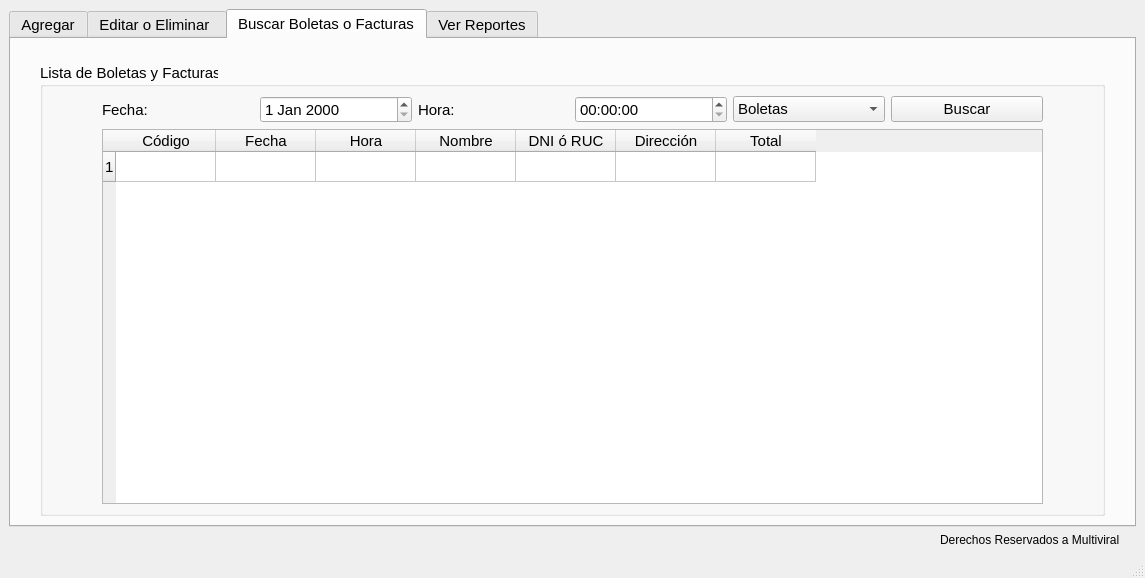
This is admin/admin.ui in nashvent/libreria as Qt 5 draws it before an edit. The edited form follows.
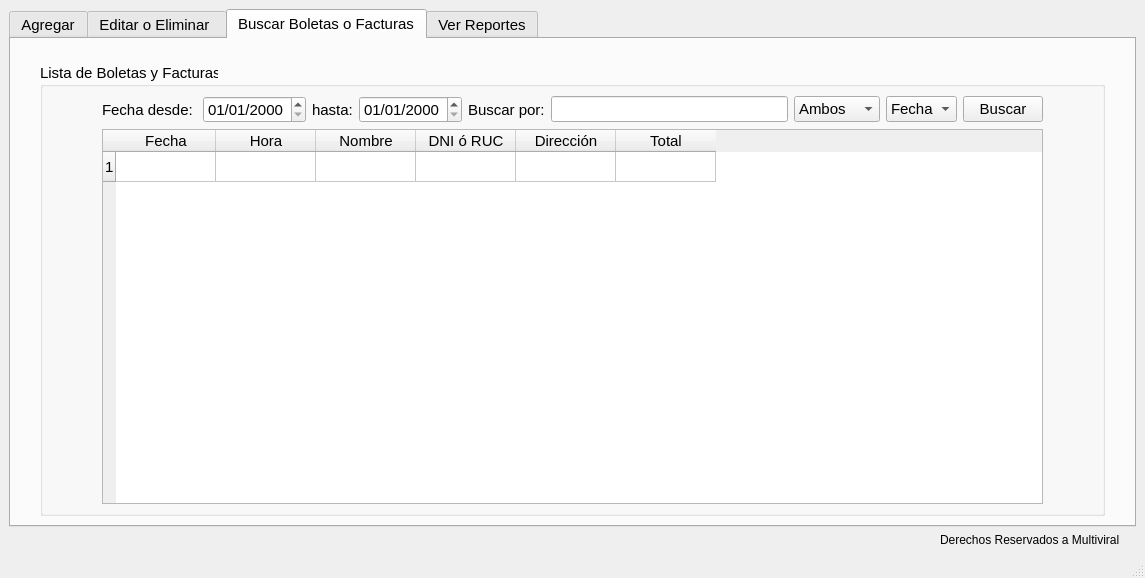
This is the edited form. Icons and pictures are not drawn.

Commit message: Busqueda por tipos boleta o factura

Patch:
```diff
--- a/admin/admin.ui
+++ b/admin/admin.ui
@@ -266,7 +266,7 @@
            <item>
             <widget class="QLabel" name="label_15">
              <property name="text">
-              <string>Seleccione el producto para eliminar o editar:</string>
+              <string>Doble click en el producto para eliminar o editar:</string>
              </property>
             </widget>
            </item>
@@ -480,25 +480,51 @@
              <item>
               <widget class="QLabel" name="label_16">
                <property name="text">
-                <string>Fecha: </string>
+                <string>Fecha desde: </string>
                </property>
               </widget>
              </item>
              <item>
-              <widget class="QDateEdit" name="dateEdit"/>
+              <widget class="QDateEdit" name="ini_fecha">
+               <property name="displayFormat">
+                <string>dd/MM/yyyy</string>
+               </property>
+               <property name="timeSpec">
+                <enum>Qt::LocalTime</enum>
+               </property>
+              </widget>
+             </item>
+             <item>
+              <widget class="QLabel" name="label_19">
+               <property name="text">
+                <string>hasta:</string>
+               </property>
+              </widget>
+             </item>
+             <item>
+              <widget class="QDateEdit" name="fin_fecha">
+               <property name="displayFormat">
+                <string>dd/MM/yyyy</string>
+               </property>
+              </widget>
              </item>
              <item>
               <widget class="QLabel" name="label_18">
                <property name="text">
-                <string>Hora:</string>
+                <string>Buscar por:</string>
                </property>
               </widget>
              </item>
              <item>
-              <widget class="QTimeEdit" name="timeEdit"/>
+              <widget class="QLineEdit" name="b_dato"/>
              </item>
              <item>
-              <widget class="QComboBox" name="comboBox_2">
+              <widget class="QComboBox" name="tipo_bolefac">
+               <item>
+                <property name="text">
+                 <string>Ambos</string>
+                </property>
+               </item>
                <item>
                 <property name="text">
                  <string>Boletas</string>
@@ -506,13 +532,22 @@
                </item>
                <item>
                 <property name="text">
-                 <string>Factura</string>
+                 <string>Facturas</string>
                 </property>
                </item>
               </widget>
              </item>
              <item>
-              <widget class="QPushButton" name="pushButton">
+              <widget class="QComboBox" name="tipo_busco">
+               <item>
+                <property name="text">
+                 <string>Fecha</string>
+                </property>
+               </item>
+              </widget>
+             </item>
+             <item>
+              <widget class="QPushButton" name="btn_bolefac">
                <property name="text">
                 <string>Buscar</string>
                </property>
@@ -521,7 +556,7 @@
             </layout>
            </item>
            <item row="1" column="1">
-            <widget class="QTableWidget" name="tableWidget">
+            <widget class="QTableWidget" name="tabla_bolefac">
              <property name="font">
               <font>
                <pointsize>11</pointsize>
@@ -531,11 +566,6 @@
               <number>1</number>
              </property>
              <row/>
-             <column>
-              <property name="text">
-               <string>Código</string>
-              </property>
-             </column>
              <column>
               <property name="text">
                <string>Fecha</string>
```
The commit also changes 3 other files.
